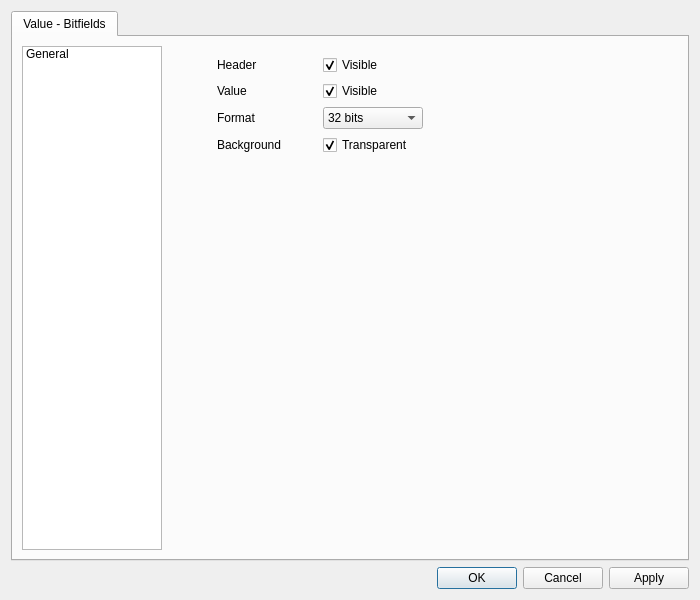
Old version of the form ui/element_editors/value_bitfields_editor.ui in the repository BrnSlr/CuteBoard.
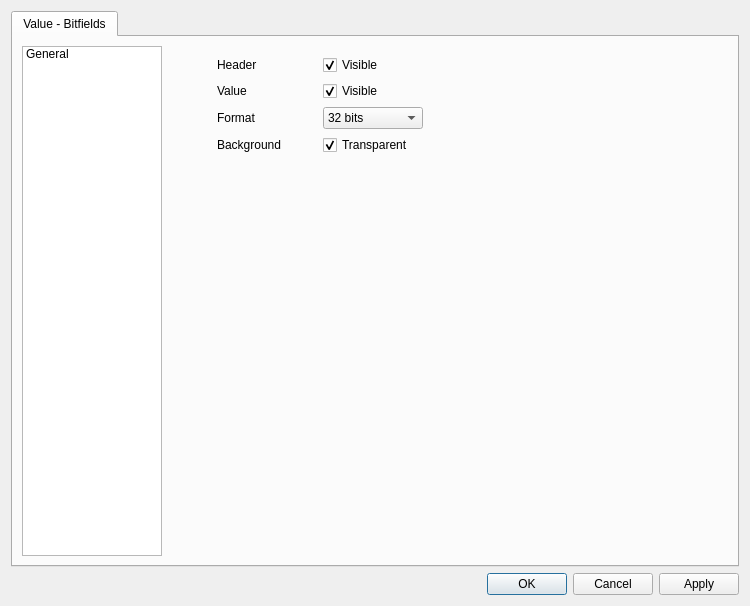
New version of the form.

The edit to the form file:
```diff
--- a/ui/element_editors/value_bitfields_editor.ui
+++ b/ui/element_editors/value_bitfields_editor.ui
@@ -6,10 +6,16 @@
    <rect>
     <x>0</x>
     <y>0</y>
-    <width>700</width>
-    <height>600</height>
+    <width>750</width>
+    <height>606</height>
    </rect>
   </property>
+  <property name="minimumSize">
+   <size>
+    <width>750</width>
+    <height>550</height>
+   </size>
+  </property>
   <property name="windowTitle">
    <string>Bitfields Table</string>
   </property>
```
